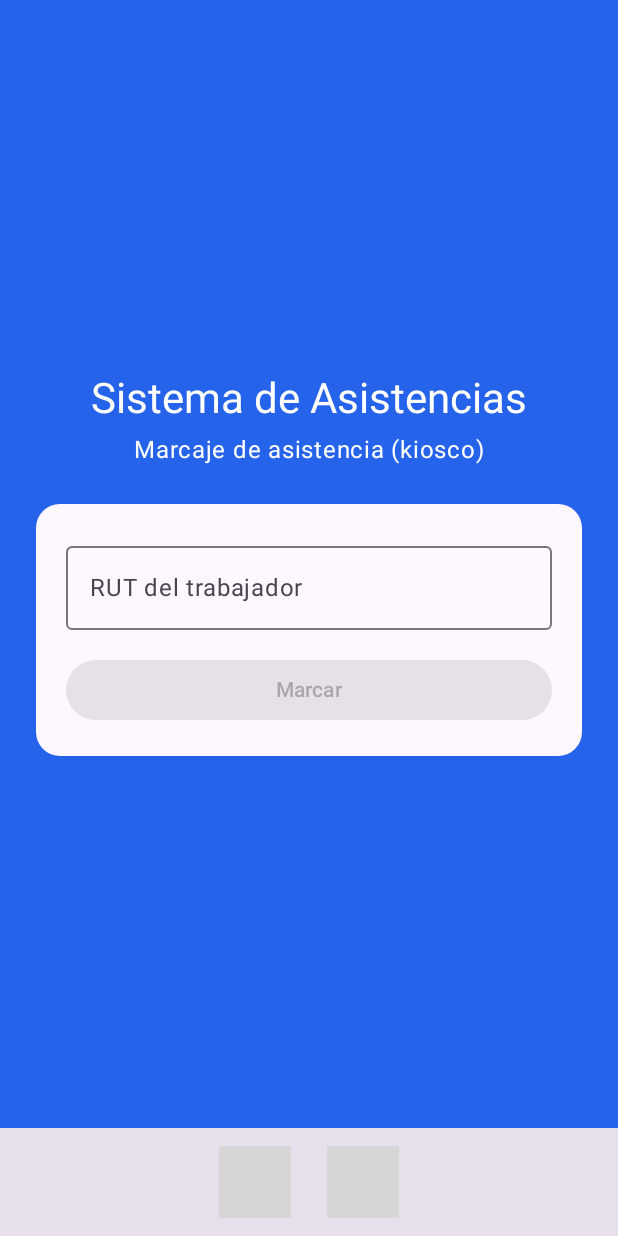
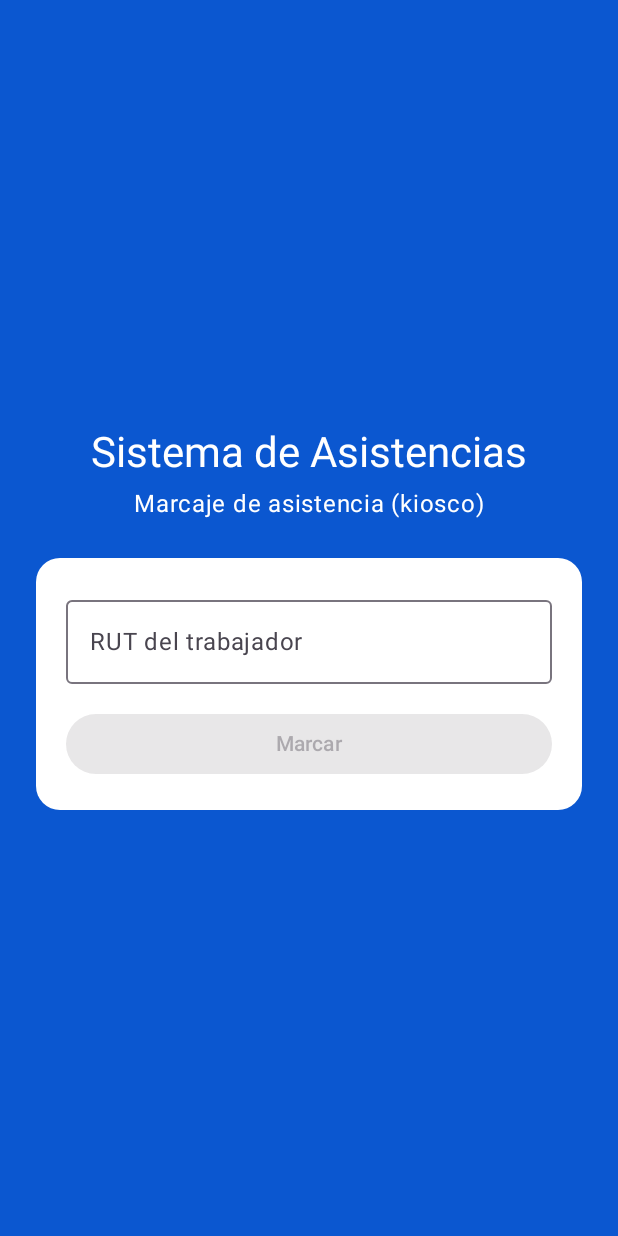
Before and after one commit to ivpizarrofarias/sistemaascistencias, an Android app built with Jetpack Compose: the screen it shows after launch (MainActivity), on a phone screen of 412 x 824 dp. Run offline under Robolectric (Android 15) with nearby library versions, the phone set to English and light mode, and no system bars; grey boxes are pictures that could not be loaded.

Commit message:
actilizacion app android

```diff
--- a/android/app/src/main/java/cl/ipfsoft/backend/app/MainActivity.kt
+++ b/android/app/src/main/java/cl/ipfsoft/backend/app/MainActivity.kt
@@ -3,31 +3,20 @@ package cl.ipfsoft.backend.app
 import android.os.Bundle
 import androidx.activity.ComponentActivity
 import androidx.activity.compose.setContent
-import androidx.compose.foundation.layout.Arrangement
 import androidx.compose.foundation.layout.Box
 import androidx.compose.foundation.layout.Column
-import androidx.compose.foundation.layout.Row
 import androidx.compose.foundation.layout.fillMaxSize
-import androidx.compose.foundation.layout.fillMaxWidth
-import androidx.compose.foundation.layout.padding
 import androidx.compose.material3.MaterialTheme
 import androidx.compose.material3.Surface
-import androidx.compose.material3.TextButton
 import androidx.compose.runtime.Composable
 import androidx.compose.runtime.collectAsState
 import androidx.compose.runtime.getValue
-import androidx.compose.runtime.mutableStateOf
-import androidx.compose.runtime.remember
-import androidx.compose.runtime.setValue
 import androidx.compose.ui.Modifier
-import androidx.compose.ui.res.stringResource
-import androidx.compose.ui.unit.dp
 import androidx.lifecycle.ViewModelProvider
 import cl.ipfsoft.backend.app.data.RetrofitClient
 import cl.ipfsoft.backend.app.data.TokenStore
 import cl.ipfsoft.backend.app.ui.MainViewModel
 import cl.ipfsoft.backend.app.ui.screens.HomeScreen
-import cl.ipfsoft.backend.app.ui.screens.LoginScreen
 import cl.ipfsoft.backend.app.ui.screens.MarkScreen
 import cl.ipfsoft.backend.app.ui.theme.SistemaAsistenciasTheme
 
@@ -62,15 +51,12 @@ class MainActivity : ComponentActivity() {
 }
 
 /**
- * Raíz de la app: decide entre la pantalla de marcaje (pública), el login y el
- * panel del empleado según el estado de sesión. Incluye una barra inferior
- * para alternar entre el kiosco y el portal.
+ * Raíz de la app: decide entre el marcaje (kiosco) y el panel del empleado
+ * según el estado de sesión.
  */
 @Composable
 private fun AppRoot(viewModel: MainViewModel) {
     val state by viewModel.state.collectAsState()
-
-    var pantalla by remember { mutableStateOf("marcaje") } // "marcaje" | "login"
 
     Column(modifier = Modifier.fillMaxSize()) {
         Box(modifier = Modifier.weight(1f)) {
@@ -78,16 +64,7 @@ private fun AppRoot(viewModel: MainViewModel) {
                 state.isAuthenticated -> {
                     HomeScreen(
                         state = state,
-                        onLogout = {
-                            viewModel.logout()
-                            pantalla = "marcaje"
-                        },
-                    )
-                }
-                pantalla == "login" -> {
-                    LoginScreen(
-                        state = state,
-                        onLogin = { u, p -> viewModel.login(u, p) },
+                        onLogout = { viewModel.logout() },
                     )
                 }
                 else -> {
@@ -98,28 +75,5 @@ private fun AppRoot(viewModel: MainViewModel) {
                 }
             }
         }
-
-        // Barra inferior de navegación (oculta cuando hay sesión iniciada).
-        if (!state.isAuthenticated) {
-            Surface(color = MaterialTheme.colorScheme.surfaceVariant) {
-                Row(
-                    modifier = Modifier.fillMaxWidth().padding(horizontal = 16.dp, vertical = 4.dp),
-                    horizontalArrangement = Arrangement.Center,
-                ) {
-                    TextButton(
-                        onClick = { pantalla = "marcaje" },
-                        enabled = pantalla != "marcaje",
-                    ) {
-                        Text("Marcaje (kiosco)")
-                    }
-                    TextButton(
-                        onClick = { pantalla = "login" },
-                        enabled = pantalla != "login",
-                    ) {
-                        Text(stringResource(R.string.ingresar))
-                    }
-                }
-            }
-        }
     }
 }
--- a/android/app/src/main/java/cl/ipfsoft/backend/app/data/ApiService.kt
+++ b/android/app/src/main/java/cl/ipfsoft/backend/app/data/ApiService.kt
@@ -2,51 +2,53 @@ package cl.ipfsoft.backend.app.data
 
 import retrofit2.http.Body
 import retrofit2.http.GET
-import retrofit2.http.Header
 import retrofit2.http.POST
 import retrofit2.http.Path
 import retrofit2.http.Query
 
 /**
- * Definición de los endpoints de la API que consume la app móvil.
- *
- * La app se centra en el trabajo principal del trabajador:
- *  - Marcaje público por RUT (kiosco).
- *  - Consulta del estado del día.
- *  - Login del empleado.
- *  - Mis asistencias, mis permisos y mis liquidaciones (con token).
+ * Interfaces Retrofit que mapean los endpoints REST del backend Spring Boot.
  */
+interface ApiService {
+    // ----- Autenticación -----
+    @POST("api/auth/login")
+    suspend fun login(@Body request: LoginRequest): AuthResponse
 
-interface ApiService {
-
-    // ---- Endpoints PÚBLICOS (marcaje por RUT) ----
-
+    // ----- Marcaje (kiosco, público) -----
     @POST("api/attendance/mark")
-    suspend fun mark(@Body body: MarkRequest): MarkResponse
+    suspend fun mark(@Body request: MarkRequest): MarkResponse
 
     @POST("api/attendance/status")
-    suspend fun status(@Body body: MarkRequest): MarkResponse
+    suspend fun status(@Body request: MarkRequest): MarkResponse
 
-    // ---- Endpoints AUTENTICADOS (token JWT) ----
-
-    @POST("api/auth/login")
-    suspend fun login(@Body body: LoginRequest): AuthResponse
-
+    // ----- Asistencias del empleado -----
     @GET("api/attendance/employee/{employeeId}")
-    suspend fun myAttendance(
-        @Header("Authorization") token: String,
-        @Path("employeeId") employeeId: Long
+    suspend fun listAttendances(
+        @Path("employeeId") employeeId: Long,
+        @Query("from") from: String?,
+        @Query("to") to: String?,
     ): List<AttendanceResponse>
 
+    // ----- Permisos laborales -----
     @GET("api/permisos/employee/{employeeId}")
-    suspend fun myPermisos(
-        @Header("Authorization") token: String,
-        @Path("employeeId") employeeId: Long
+    suspend fun listPermisos(
+        @Path("employeeId") employeeId: Long,
+        @Query("from") from: String?,
+        @Query("to") to: String?,
     ): List<PermisoLaboralResponse>
 
+    // ----- Liquidaciones -----
     @GET("api/payroll/liquidaciones/employee/{employeeId}")
-    suspend fun myLiquidaciones(
-        @Header("Authorization") token: String,
-        @Path("employeeId") employeeId: Long
-    ): List<LiquidacionResponse>
+    suspend fun listLiquidaciones(@Path("employeeId") employeeId: Long): List<LiquidacionResponse>
 }
+
+/** Cuerpo de la petición de login. */
+data class LoginRequest(
+    val username: String,
+    val password: String,
+)
+
+/** Cuerpo de la petición de marcaje: solo el código del trabajador. */
+data class MarkRequest(
+    val code: String,
+)
--- a/android/app/src/main/java/cl/ipfsoft/backend/app/data/TokenStore.kt
+++ b/android/app/src/main/java/cl/ipfsoft/backend/app/data/TokenStore.kt
@@ -7,43 +7,31 @@ import androidx.datastore.preferences.preferencesDataStore
 import kotlinx.coroutines.flow.Flow
 import kotlinx.coroutines.flow.map
 
-// Extensión para obtener el DataStore de preferencias de forma singleton por proceso.
-private val Context.dataStore by preferencesDataStore(name = "auth_store")
+private val Context.dataStore by preferencesDataStore(name = "session")
 
 /**
- * Guarda y recupera el token JWT y los datos del usuario autenticado.
+ * Almacena en local (DataStore) el token JWT y los datos de la sesión del
+ * empleado autenticado.
  */
 class TokenStore(private val context: Context) {
 
-    private object Keys {
-        val TOKEN = stringPreferencesKey("token")
-        val USERNAME = stringPreferencesKey("username")
-        val ROLE = stringPreferencesKey("role")
-        val EMPLOYEE_ID = stringPreferencesKey("employee_id")
-        val FULL_NAME = stringPreferencesKey("full_name")
+    private companion object {
+        val KEY_TOKEN = stringPreferencesKey("token")
+        val KEY_USERNAME = stringPreferencesKey("username")
+        val KEY_ROLE = stringPreferencesKey("role")
+        val KEY_EMPLOYEE_ID = stringPreferencesKey("employee_id")
+        val KEY_FULL_NAME = stringPreferencesKey("full_name")
     }
 
-    val token: Flow<String?> = context.dataStore.data.map { it[Keys.TOKEN] }
-
-    /** Lee la sesión completa guardada (o null si no hay sesión). */
-    val session: Flow<AuthResponse?> = context.dataStore.data.map { prefs ->
-        val t = prefs[Keys.TOKEN] ?: return@map null
-        AuthResponse(
-            token = t,
-            username = prefs[Keys.USERNAME] ?: "",
-            role = prefs[Keys.ROLE] ?: "",
-            employeeId = prefs[Keys.EMPLOYEE_ID]?.toLongOrNull(),
-            fullName = prefs[Keys.FULL_NAME],
-        )
-    }
+    val token: Flow<String?> = context.dataStore.data.map { it[KEY_TOKEN] }
 
     suspend fun saveSession(auth: AuthResponse) {
         context.dataStore.edit { prefs ->
-            prefs[Keys.TOKEN] = auth.token
-            prefs[Keys.USERNAME] = auth.username
-            prefs[Keys.ROLE] = auth.role
-            auth.employeeId?.let { prefs[Keys.EMPLOYEE_ID] = it.toString() }
-            auth.fullName?.let { prefs[Keys.FULL_NAME] = it }
+            auth.token?.let { prefs[KEY_TOKEN] = it }
+            auth.username?.let { prefs[KEY_USERNAME] = it }
+            auth.role?.let { prefs[KEY_ROLE] = it }
+            prefs[KEY_EMPLOYEE_ID] = auth.employeeId?.toString() ?: ""
+            auth.fullName?.let { prefs[KEY_FULL_NAME] = it }
         }
     }
 
--- /dev/null
+++ b/android/app/src/main/java/cl/ipfsoft/backend/app/ui/UiState.kt
@@ -0,0 +1,22 @@
+package cl.ipfsoft.backend.app.ui
+
+import cl.ipfsoft.backend.app.data.AttendanceResponse
+import cl.ipfsoft.backend.app.data.LiquidacionResponse
+import cl.ipfsoft.backend.app.data.MarkResponse
+import cl.ipfsoft.backend.app.data.PermisoLaboralResponse
+
+/** Estado de UI compartido por las pantallas de la app. */
+data class UiState(
+    val isAuthenticated: Boolean = false,
+    val token: String? = null,
+    val username: String? = null,
+    val role: String? = null,
+    val employeeId: Long? = null,
+    val fullName: String? = null,
+    val isLoading: Boolean = false,
+    val error: String? = null,
+    val markResult: MarkResponse? = null,
+    val attendances: List<AttendanceResponse> = emptyList(),
+    val permisos: List<PermisoLaboralResponse> = emptyList(),
+    val liquidaciones: List<LiquidacionResponse> = emptyList(),
+)
--- a/android/app/src/main/java/cl/ipfsoft/backend/app/ui/screens/MarkScreen.kt
+++ b/android/app/src/main/java/cl/ipfsoft/backend/app/ui/screens/MarkScreen.kt
@@ -9,7 +9,6 @@ import androidx.compose.foundation.layout.fillMaxSize
 import androidx.compose.foundation.layout.fillMaxWidth
 import androidx.compose.foundation.layout.height
 import androidx.compose.foundation.layout.padding
-import androidx.compose.foundation.layout.weight
 import androidx.compose.foundation.rememberScrollState
 import androidx.compose.foundation.shape.RoundedCornerShape
 import androidx.compose.foundation.text.KeyboardOptions
@@ -32,8 +31,8 @@ import androidx.compose.ui.text.font.FontWeight
 import androidx.compose.ui.text.input.KeyboardCapitalization
 import androidx.compose.ui.text.input.KeyboardType
 import androidx.compose.ui.unit.dp
+import cl.ipfsoft.backend.app.data.MarkResponse
 import cl.ipfsoft.backend.app.ui.UiState
-import cl.ipfsoft.backend.app.data.MarkResponse
 
 /**
  * Pantalla de marcaje (kiosco).
@@ -99,7 +98,7 @@ fun MarkScreen(
                         Button(
                             onClick = { onMark(rut) },
                             enabled = rut.isNotBlank() && !state.isLoading,
-                            modifier = Modifier.weight(1f),
+                            modifier = Modifier.fillMaxWidth(),
                         ) {
                             Text(if (state.isLoading) "Registrando..." else "Marcar")
                         }
--- a/android/app/src/main/java/cl/ipfsoft/backend/app/ui/theme/Theme.kt
+++ b/android/app/src/main/java/cl/ipfsoft/backend/app/ui/theme/Theme.kt
@@ -1,45 +1,22 @@
 package cl.ipfsoft.backend.app.ui.theme
 
-import androidx.compose.foundation.isSystemInDarkTheme
 import androidx.compose.material3.MaterialTheme
-import androidx.compose.material3.darkColorScheme
 import androidx.compose.material3.lightColorScheme
 import androidx.compose.runtime.Composable
 import androidx.compose.ui.graphics.Color
 
-// Paleta de colores de la app (azul corporativo, similar al frontend web).
-private val BluePrimary = Color(0xFF2563EB)
-private val BlueDark = Color(0xFF1E3A8A)
-private val Green = Color(0xFF16A34A)
-private val Red = Color(0xFFDC2626)
-private val Warning = Color(0xFFD97706)
-
 private val LightColors = lightColorScheme(
-    primary = BluePrimary,
-    onPrimary = Color.White,
-    primaryContainer = Color(0xFFDBEAFE),
-    onPrimaryContainer = Color(0xFF1E3A8A),
-    secondary = Green,
-    onSecondary = Color.White,
-    tertiary = Warning,
-    error = Red,
-)
-
-private val DarkColors = darkColorScheme(
-    primary = Color(0xFF93C5FD),
-    onPrimary = Color(0xFF1E3A8A),
-    secondary = Color(0xFF4ADE80),
-    error = Color(0xFFF87171),
+    primary = Color(0xFF0B57D0),
+    secondary = Color(0xFF39424E),
+    background = Color(0xFFF7F9FC),
+    surface = Color(0xFFFFFFFF),
+    error = Color(0xFFBA1A1A),
 )
 
 @Composable
-fun SistemaAsistenciasTheme(
-    darkTheme: Boolean = isSystemInDarkTheme(),
-    content: @Composable () -> Unit,
-) {
+fun SistemaAsistenciasTheme(content: @Composable () -> Unit) {
     MaterialTheme(
-        colorScheme = if (darkTheme) DarkColors else LightColors,
-        typography = androidx.compose.material3.Typography(),
+        colorScheme = LightColors,
         content = content,
     )
 }
--- a/android/app/src/main/res/values/strings.xml
+++ b/android/app/src/main/res/values/strings.xml
@@ -1,6 +1,5 @@
 <?xml version="1.0" encoding="utf-8"?>
 <resources>
-    <string name="app_name">Sistema Asistencias</string>
-    <string name="marcaje">Marcaje</string>
+    <string name="app_name">Sistema de Asistencias</string>
     <string name="ingresar">Ingresar</string>
 </resources>
--- a/android/app/src/main/res/values/themes.xml
+++ b/android/app/src/main/res/values/themes.xml
@@ -1,9 +1,4 @@
 <?xml version="1.0" encoding="utf-8"?>
 <resources>
-    <!-- Tema base de la aplicación. El estilo define solo el fondo/estado;
-         la UI se construye con Jetpack Compose (Material 3). -->
-    <style name="Theme.SistemaAsistencias" parent="android:Theme.Material.Light.NoActionBar">
-        <item name="android:statusBarColor">#1E3A8A</item>
-        <item name="android:windowLightStatusBar">false</item>
-    </style>
+    <style name="Theme.SistemaAsistencias" parent="android:Theme.Material.Light.NoActionBar" />
 </resources>
```
Also changed, not shown: android/app/src/main/AndroidManifest.xml (+5 -6 lines), android/app/src/main/java/cl/ipfsoft/backend/app/data/Models.kt (+92 -142 lines), android/app/src/main/java/cl/ipfsoft/backend/app/ui/MainViewModel.kt (+55 -88 lines), android/app/src/main/java/cl/ipfsoft/backend/app/ui/screens/HomeScreen.kt (+12 -7 lines), android/app/src/main/java/cl/ipfsoft/backend/app/ui/screens/LoginScreen.kt (+21 -15 lines), android/app/src/main/res/drawable/ic_launcher.xml (+7 -14 lines), 3 other files.
